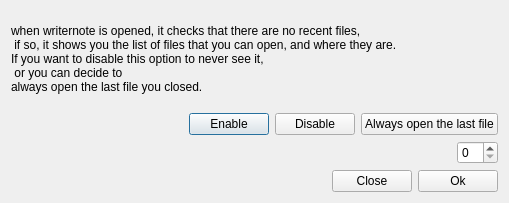
Qt form src/last_open/option/option_last_open_ui.ui (giacomogroppi/writernote-qt) before a commit.
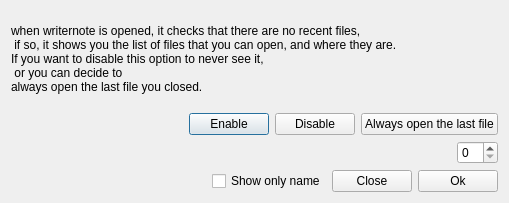
The same form after that commit.

Commit message: show only name option

The edit to the form file:
```diff
--- a/src/last_open/option/option_last_open_ui.ui
+++ b/src/last_open/option/option_last_open_ui.ui
@@ -104,6 +104,13 @@
        </property>
       </spacer>
      </item>
+     <item>
+      <widget class="QCheckBox" name="showOnlyName">
+       <property name="text">
+        <string>Show only name</string>
+       </property>
+      </widget>
+     </item>
      <item>
       <widget class="QPushButton" name="cancel_button">
        <property name="text">
```
The commit also changes 8 other files.
